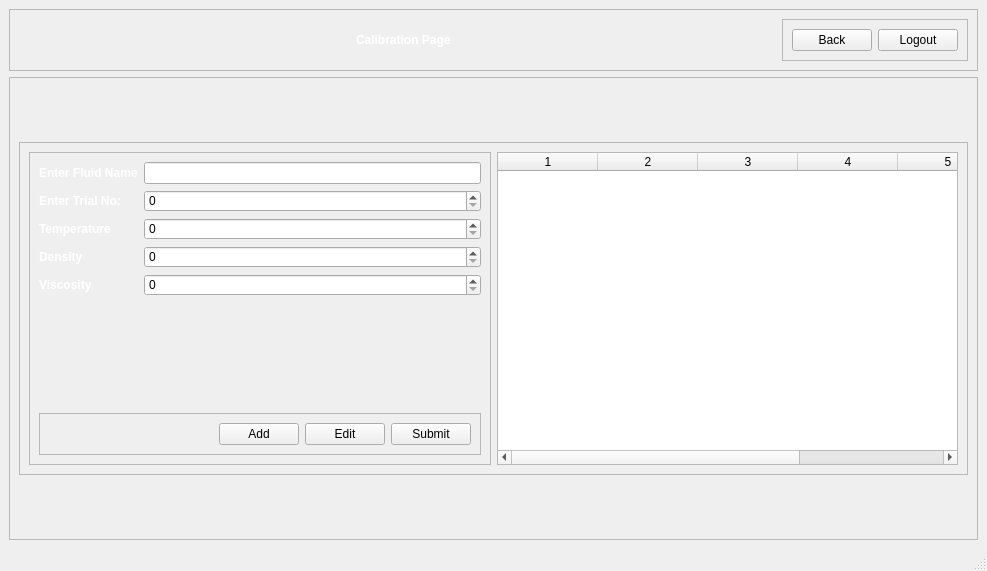
The window that calibrationPage.ui (Jeffrey-Ragland/pyqt5IOCL) describes before a commit, drawn with Qt 5.
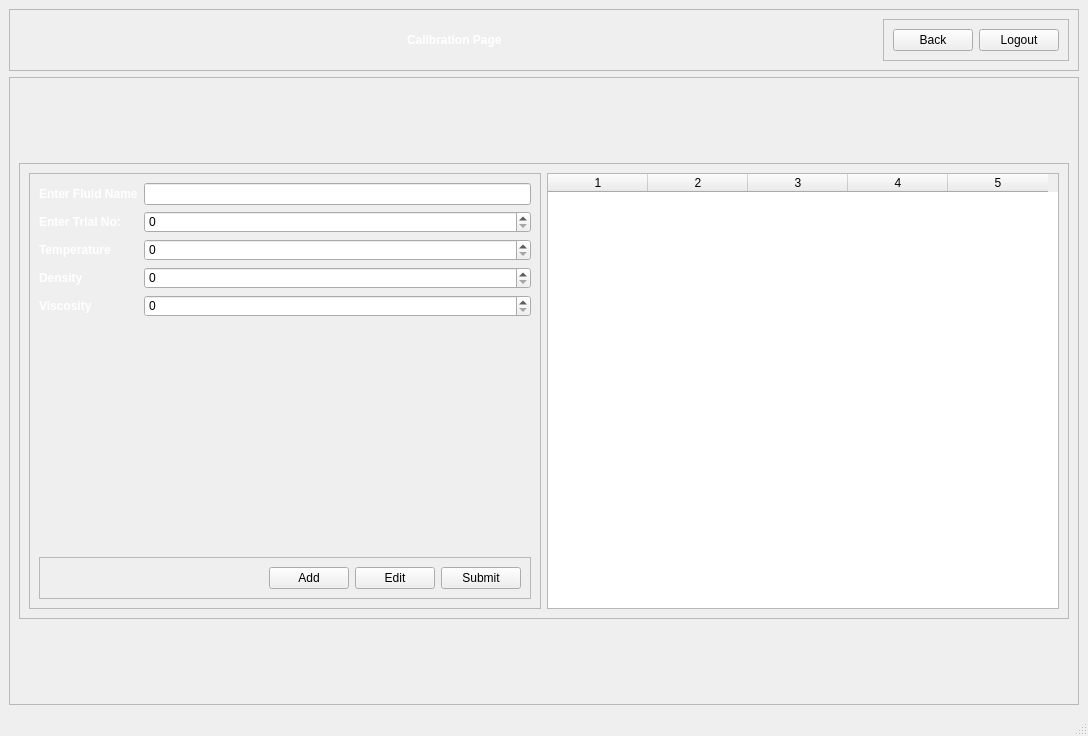
The same window after the commit.

Commit message: calibrations page almost completed

The edit to the form file:
```diff
--- a/calibrationPage.ui
+++ b/calibrationPage.ui
@@ -6,8 +6,8 @@
    <rect>
     <x>0</x>
     <y>0</y>
-    <width>987</width>
-    <height>571</height>
+    <width>1088</width>
+    <height>736</height>
    </rect>
   </property>
   <property name="windowTitle">
@@ -38,7 +38,7 @@
          </property>
          <property name="sizeHint" stdset="0">
           <size>
-           <width>326</width>
+           <width>377</width>
            <height>20</height>
           </size>
          </property>
@@ -64,7 +64,7 @@
          </property>
          <property name="sizeHint" stdset="0">
           <size>
-           <width>326</width>
+           <width>376</width>
            <height>20</height>
           </size>
          </property>
@@ -119,7 +119,7 @@
          <property name="sizeHint" stdset="0">
           <size>
            <width>20</width>
-           <height>48</height>
+           <height>69</height>
           </size>
          </property>
         </spacer>
@@ -206,7 +206,7 @@
                <property name="sizeHint" stdset="0">
                 <size>
                  <width>20</width>
-                 <height>94</height>
+                 <height>217</height>
                 </size>
                </property>
               </spacer>
@@ -219,7 +219,7 @@
                <property name="sizeHint" stdset="0">
                 <size>
                  <width>20</width>
-                 <height>94</height>
+                 <height>217</height>
                 </size>
                </property>
               </spacer>
@@ -240,7 +240,7 @@
                   </property>
                   <property name="sizeHint" stdset="0">
                    <size>
-                    <width>176</width>
+                    <width>226</width>
                     <height>20</height>
                    </size>
                   </property>
@@ -279,14 +279,13 @@
              <number>0</number>
             </property>
             <property name="columnCount">
-             <number>6</number>
+             <number>5</number>
             </property>
             <column/>
             <column/>
             <column/>
             <column/>
             <column/>
-            <column/>
            </widget>
           </item>
          </layout>
@@ -300,7 +299,7 @@
          <property name="sizeHint" stdset="0">
           <size>
            <width>20</width>
-           <height>48</height>
+           <height>69</height>
           </size>
          </property>
         </spacer>
```
Left out of the diff: 2 changed lines with no effect on the pictures. The commit also changes 2 other files.
